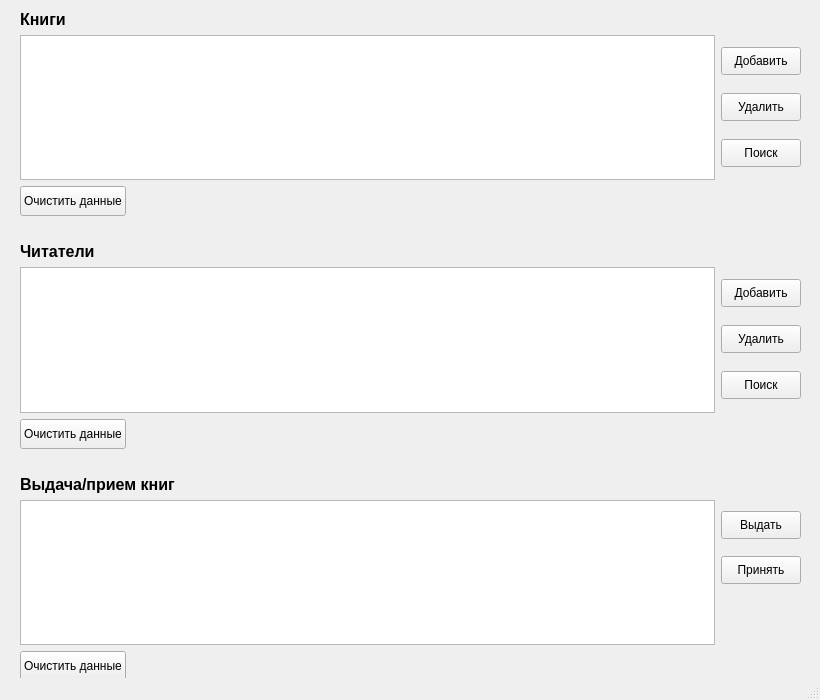
Qt form mainwindow.ui (NikitaGoldashevsky/libsys) before a commit.
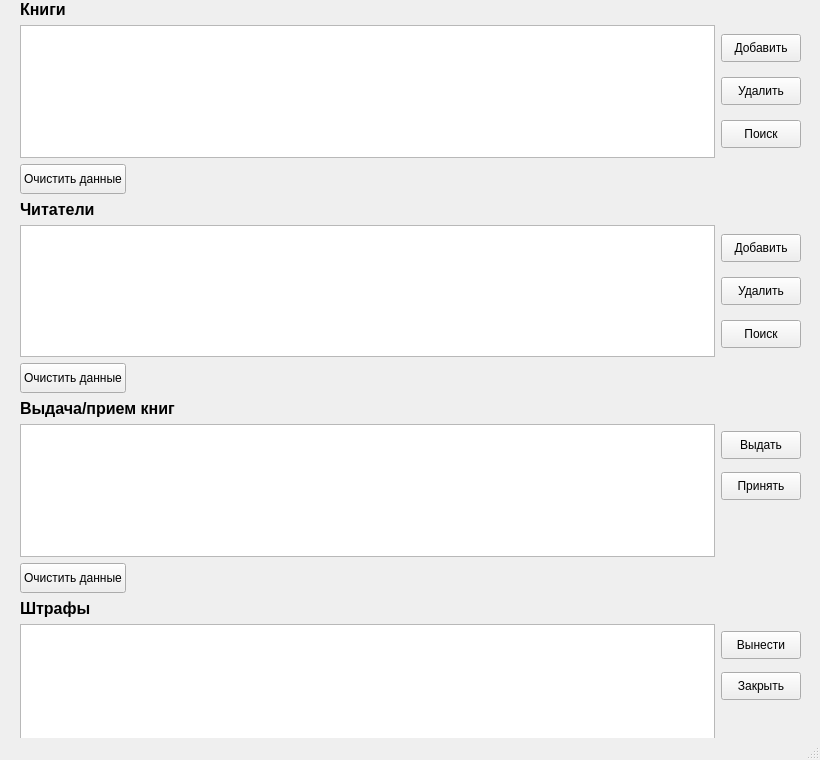
The same form after that commit. Icons and pictures are not drawn.

Commit message: Add Fine, Librarian, Publisher entities and implement them in the system

The edit to the form file:
```diff
--- a/mainwindow.ui
+++ b/mainwindow.ui
@@ -7,7 +7,7 @@
     <x>0</x>
     <y>0</y>
     <width>820</width>
-    <height>700</height>
+    <height>760</height>
    </rect>
   </property>
   <property name="sizePolicy">
@@ -19,13 +19,13 @@
   <property name="minimumSize">
    <size>
     <width>820</width>
-    <height>700</height>
+    <height>760</height>
    </size>
   </property>
   <property name="maximumSize">
    <size>
     <width>820</width>
-    <height>700</height>
+    <height>760</height>
    </size>
   </property>
   <property name="windowTitle">
@@ -39,9 +39,9 @@
     <property name="geometry">
      <rect>
       <x>20</x>
-      <y>10</y>
+      <y>0</y>
       <width>781</width>
-      <height>671</height>
+      <height>757</height>
      </rect>
     </property>
     <layout class="QVBoxLayout" name="verticalLayout_10">
@@ -187,7 +187,7 @@
          <property name="sizeHint" stdset="0">
           <size>
            <width>20</width>
-           <height>20</height>
+           <height>0</height>
           </size>
          </property>
         </spacer>
@@ -332,7 +332,7 @@
          <property name="sizeHint" stdset="0">
           <size>
            <width>20</width>
-           <height>20</height>
+           <height>0</height>
           </size>
          </property>
         </spacer>
@@ -455,6 +455,112 @@
        </item>
       </layout>
      </item>
+     <item>
+      <layout class="QVBoxLayout" name="verticalLayout_11">
+       <item>
+        <spacer name="verticalSpacer_6">
+         <property name="orientation">
+          <enum>Qt::Orientation::Vertical</enum>
+         </property>
+         <property name="sizeType">
+          <enum>QSizePolicy::Policy::Fixed</enum>
+         </property>
+         <property name="sizeHint" stdset="0">
+          <size>
+           <width>20</width>
+           <height>0</height>
+          </size>
+         </property>
+        </spacer>
+       </item>
+       <item>
+        <widget class="QLabel" name="label_5">
+         <property name="font">
+          <font>
+           <pointsize>12</pointsize>
+           <bold>true</bold>
+          </font>
+         </property>
+         <property name="text">
+          <string>Штрафы</string>
+         </property>
+        </widget>
+       </item>
+       <item>
+        <layout class="QHBoxLayout" name="horizontalLayout_7">
+         <item>
+          <layout class="QVBoxLayout" name="verticalLayout_12">
+           <item>
+            <widget class="QTableView" name="tvFines">
+             <property name="editTriggers">
+              <set>QAbstractItemView::EditTrigger::NoEditTriggers</set>
+             </property>
+            </widget>
+           </item>
+          </layout>
+         </item>
+         <item>
+          <layout class="QVBoxLayout" name="verticalLayout_13">
+           <item>
+            <widget class="QPushButton" name="btnFineImpose">
+             <property name="sizePolicy">
+              <sizepolicy hsizetype="Minimum" vsizetype="Fixed">
+               <horstretch>0</horstretch>
+               <verstretch>0</verstretch>
+              </sizepolicy>
+             </property>
+             <property name="minimumSize">
+              <size>
+               <width>0</width>
+               <height>28</height>
+              </size>
+             </property>
+             <property name="text">
+              <string>Вынести</string>
+             </property>
+            </widget>
+           </item>
+           <item>
+            <widget class="QPushButton" name="btnFinePayIn">
+             <property name="sizePolicy">
+              <sizepolicy hsizetype="Minimum" vsizetype="Fixed">
+               <horstretch>0</horstretch>
+               <verstretch>0</verstretch>
+              </sizepolicy>
+             </property>
+             <property name="minimumSize">
+              <size>
+               <width>0</width>
+               <height>28</height>
+              </size>
+             </property>
+             <property name="text">
+              <string>Закрыть</string>
+             </property>
+            </widget>
+           </item>
+           <item>
+            <spacer name="verticalSpacer_2">
+             <property name="orientation">
+              <enum>Qt::Orientation::Vertical</enum>
+             </property>
+             <property name="sizeType">
+              <enum>QSizePolicy::Policy::Fixed</enum>
+             </property>
+             <property name="sizeHint" stdset="0">
+              <size>
+               <width>20</width>
+               <height>50</height>
+              </size>
+             </property>
+            </spacer>
+           </item>
+          </layout>
+         </item>
+        </layout>
+       </item>
+      </layout>
+     </item>
     </layout>
    </widget>
   </widget>
```
The commit also changes 20 other files.
